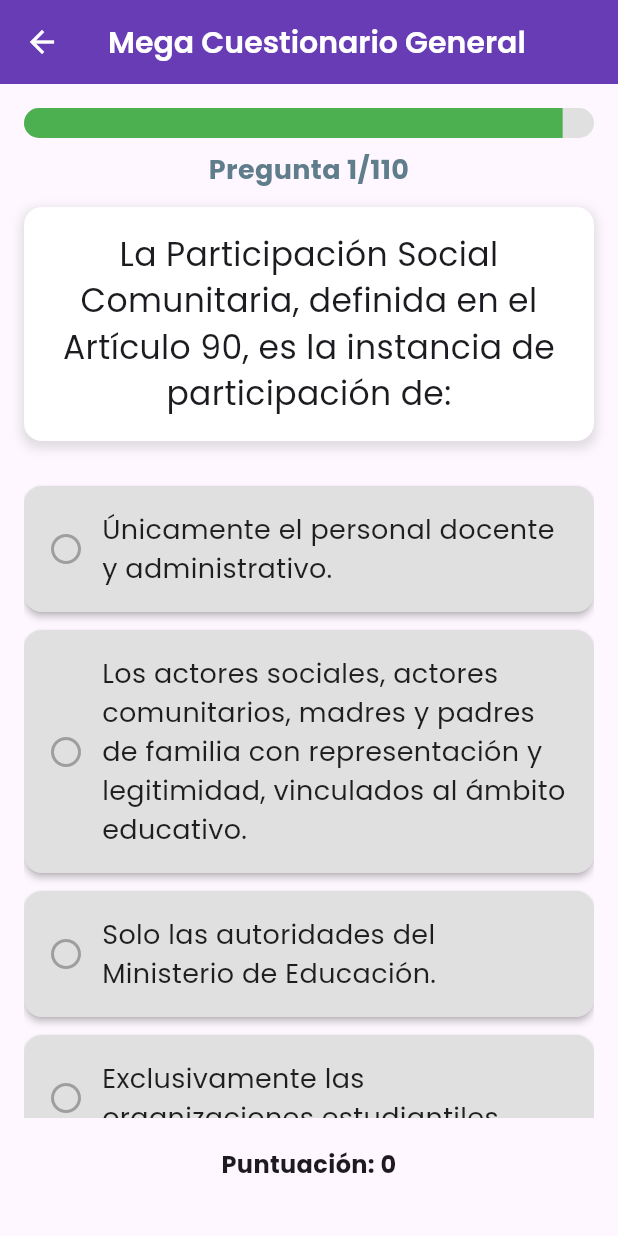
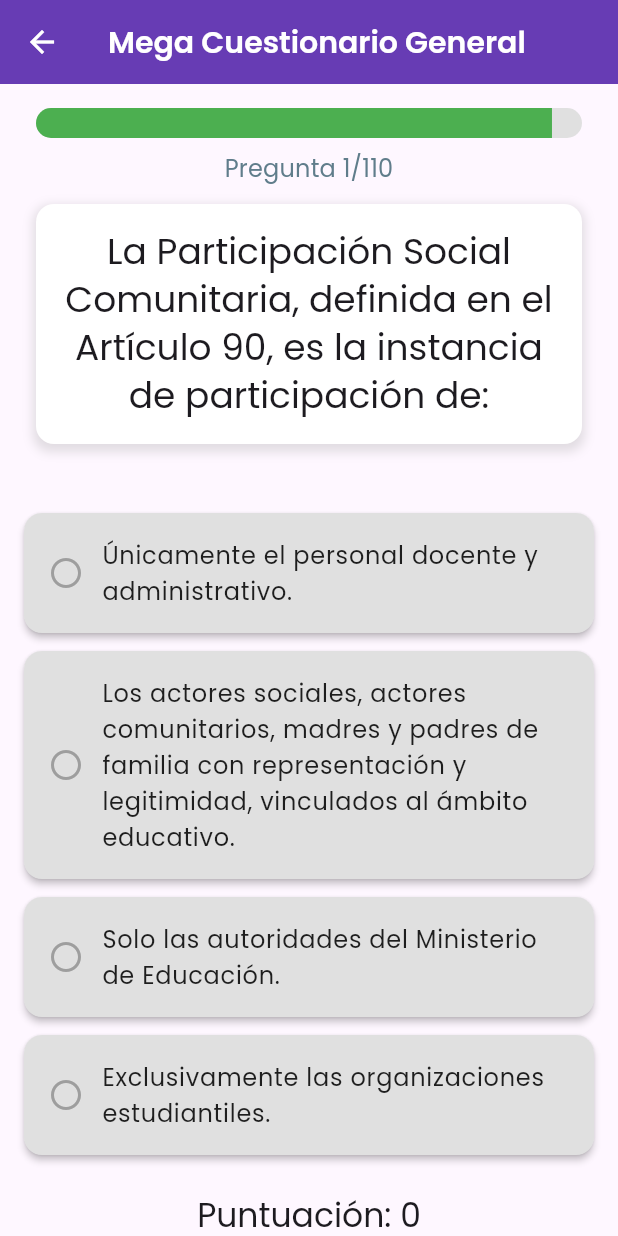
Before and after one commit to hithub24CH/mi-app-flutter-quiz, a Flutter app: the screen it shows after launch, after a tap on "Iniciar Mega Cuestionario", on a phone screen of 412 x 824 dp. Run offline on Flutter 3.47's test engine with Material 3 defaults, Android fonts, the phone set to English and light mode, and no system bars; drawn by our look-alikes of flutter_animate; our stand-ins replace audioplayers, percent_indicator, shared_preferences.

```diff
--- a/lib/screens/quiz_screen.dart
+++ b/lib/screens/quiz_screen.dart
@@ -1,4 +1,4 @@
-// lib/screens/quiz_screen.dart
+// lib/screens/quiz_screen.dart (CORREGIDO Y SEGURO)
 
 import 'package:flutter/material.dart';
 import 'package:provider/provider.dart';
@@ -28,26 +28,32 @@ class _QuizScreenView extends StatefulWidget {
 }
 
 class _QuizScreenViewState extends State<_QuizScreenView> {
+  // <-- 1. DECLARAMOS UNA VARIABLE PARA GUARDAR LA INSTANCIA DEL PROVIDER
+  late final QuizProvider _quizProvider;
+
   @override
   void initState() {
     super.initState();
-    // Usamos un post-frame callback para añadir el listener de forma segura
+    // <-- 2. OBTENEMOS LA INSTANCIA DEL PROVIDER UNA SOLA VEZ Y LA GUARDAMOS
+    // Usamos listen: false porque en initState no queremos suscribirnos a cambios, solo obtener la referencia.
+    _quizProvider = Provider.of<QuizProvider>(context, listen: false);
+
+    // Usamos un post-frame callback para añadir el listener de forma segura.
     WidgetsBinding.instance.addPostFrameCallback((_) {
-      final provider = Provider.of<QuizProvider>(context, listen: false);
-      provider.addListener(_onQuizStateChanged);
+      // Ahora usamos nuestra variable local segura _quizProvider
+      _quizProvider.addListener(_onQuizStateChanged);
     });
   }
 
   void _onQuizStateChanged() {
-    final provider = Provider.of<QuizProvider>(context, listen: false);
-    if (provider.quizCompleted) {
-      // Verificamos si el widget sigue montado antes de navegar
+    // Ya no necesitamos Provider.of() aquí, usamos nuestra variable.
+    if (_quizProvider.quizCompleted) {
       if (mounted) {
         Navigator.of(context).pushReplacement(
           MaterialPageRoute(
             builder: (_) => ResultsScreen(
-              quiz: provider.quiz,
-              userAnswers: provider.userAnswers,
+              quiz: _quizProvider.quiz,
+              userAnswers: _quizProvider.userAnswers,
             ),
           ),
         );
@@ -57,15 +63,17 @@ class _QuizScreenViewState extends State<_QuizScreenView> {
 
   @override
   void dispose() {
-    // Es importante acceder al provider sin 'listen: false' en dispose si es posible,
-    // o asegurarse de que aún sea accesible.
-    // Provider.of<QuizProvider>(context, listen: false).removeListener(_onQuizStateChanged);
+    // <-- 3. USAMOS LA REFERENCIA SEGURA PARA QUITAR EL LISTENER
+    // Esto ya no depende del 'context' y es 100% seguro.
+    _quizProvider.removeListener(_onQuizStateChanged);
     super.dispose();
   }
 
   @override
   Widget build(BuildContext context) {
+    // Para construir la UI, seguimos usando el provider del context para que se reconstruya con los cambios.
     final provider = context.watch<QuizProvider>();
+    final theme = Theme.of(context);
 
     if (provider.isLoading) {
       return Scaffold(
@@ -87,8 +95,12 @@ class _QuizScreenViewState extends State<_QuizScreenView> {
         title: Text(provider.quiz.title),
         automaticallyImplyLeading: !provider.isAnswered,
       ),
-      body: Padding(
-        padding: const EdgeInsets.all(16.0),
+      body: CustomScrollView(
+        slivers: [
+          SliverToBoxAdapter(
+            child: Padding(
+              padding:
+                  const EdgeInsets.symmetric(horizontal: 24.0, vertical: 16.0),
               child: Column(
                 crossAxisAlignment: CrossAxisAlignment.stretch,
                 children: [
@@ -98,16 +110,16 @@ class _QuizScreenViewState extends State<_QuizScreenView> {
                       value: provider.progress,
                       minHeight: 20,
                       backgroundColor: Colors.grey.shade300,
-                valueColor: const AlwaysStoppedAnimation<Color>(Colors.green),
+                      valueColor:
+                          const AlwaysStoppedAnimation<Color>(Colors.green),
                     ),
                   ),
                   const SizedBox(height: 8),
                   Text(
                     'Pregunta ${provider.currentQuestionIndex + 1}/${provider.totalQuestions}',
-              style: const TextStyle(
-                  fontSize: 18,
-                  fontWeight: FontWeight.bold,
-                  color: Colors.blueGrey),
+                    style: theme.textTheme.titleMedium?.copyWith(
+                      color: Colors.blueGrey,
+                    ),
                     textAlign: TextAlign.center,
                   ),
                   const SizedBox(height: 12),
@@ -126,16 +138,23 @@ class _QuizScreenViewState extends State<_QuizScreenView> {
                     ),
                     child: Text(
                       currentQuestion.text,
-                style:
-                    const TextStyle(fontSize: 22, fontWeight: FontWeight.w500),
+                      style: theme.textTheme.headlineSmall?.copyWith(
+                        fontWeight: FontWeight.w500,
+                      ),
                       textAlign: TextAlign.center,
                     ),
-            )
-                .animate(key: ValueKey(currentQuestion.id))
-                .flipH(duration: 400.ms, curve: Curves.easeOut),
+                  ).animate(key: ValueKey(currentQuestion.id)).flipH(
+                        duration: 400.ms,
+                        curve: Curves.easeOut,
+                      ),
                   const SizedBox(height: 24),
-            Expanded(
-              child: ListView.builder(
+                ],
+              ),
+            ),
+          ),
+          SliverPadding(
+            padding: const EdgeInsets.symmetric(horizontal: 16.0),
+            sliver: SliverList.builder(
               itemCount: currentQuestion.options.length,
               itemBuilder: (ctx, index) {
                 final optionColor = _getOptionColor(provider, index);
@@ -162,8 +181,7 @@ class _QuizScreenViewState extends State<_QuizScreenView> {
                           Expanded(
                             child: Text(
                               currentQuestion.options[index],
-                                style: TextStyle(
-                                  fontSize: 18,
+                              style: theme.textTheme.bodyLarge?.copyWith(
                                 color: (optionColor == Colors.grey[300]!)
                                     ? Colors.black87
                                     : Colors.white,
@@ -182,15 +200,17 @@ class _QuizScreenViewState extends State<_QuizScreenView> {
               },
             ),
           ),
-            const SizedBox(height: 20),
-            Text(
+          SliverToBoxAdapter(
+            child: Padding(
+              padding: const EdgeInsets.symmetric(vertical: 20.0),
+              child: Text(
                 'Puntuación: ${provider.score}',
                 textAlign: TextAlign.center,
-              style: const TextStyle(fontSize: 16, fontWeight: FontWeight.bold),
+                style: theme.textTheme.titleLarge,
               ),
-            const SizedBox(height: 20),
+            ),
+          ),
         ],
-        ),
       ),
     );
   }
```
Lines whose indentation alone changed are shown as unchanged.
